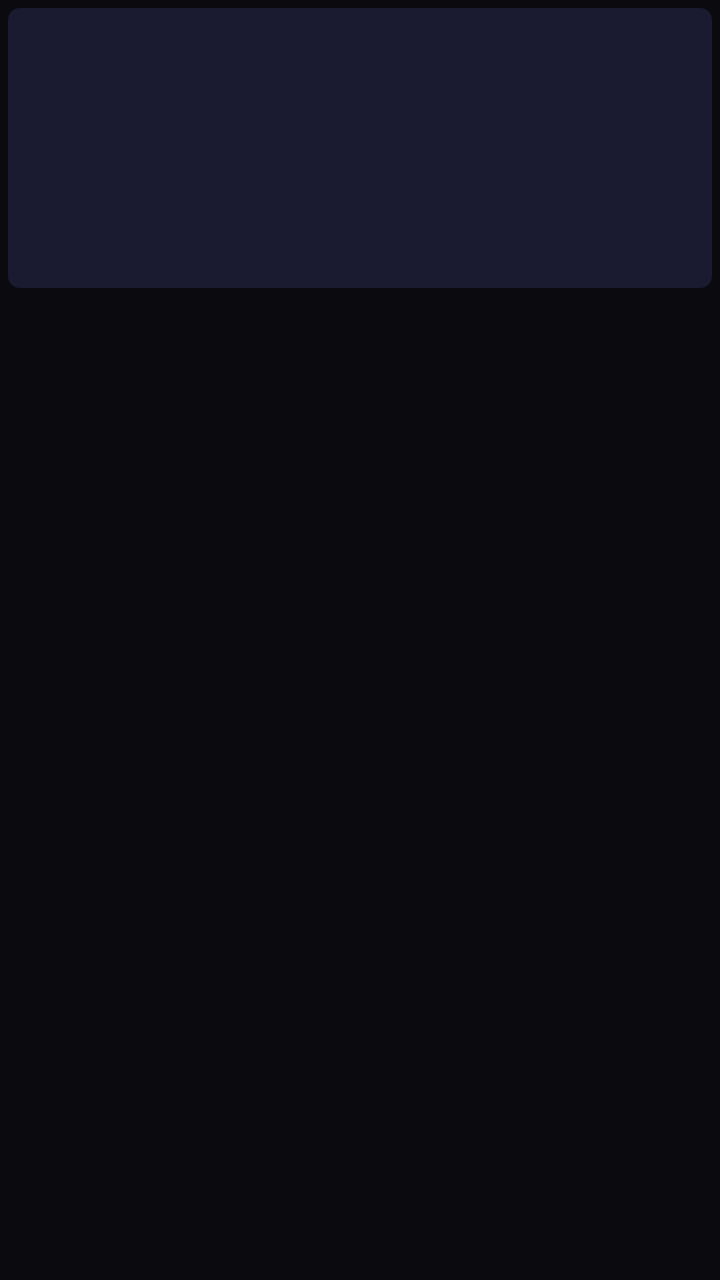
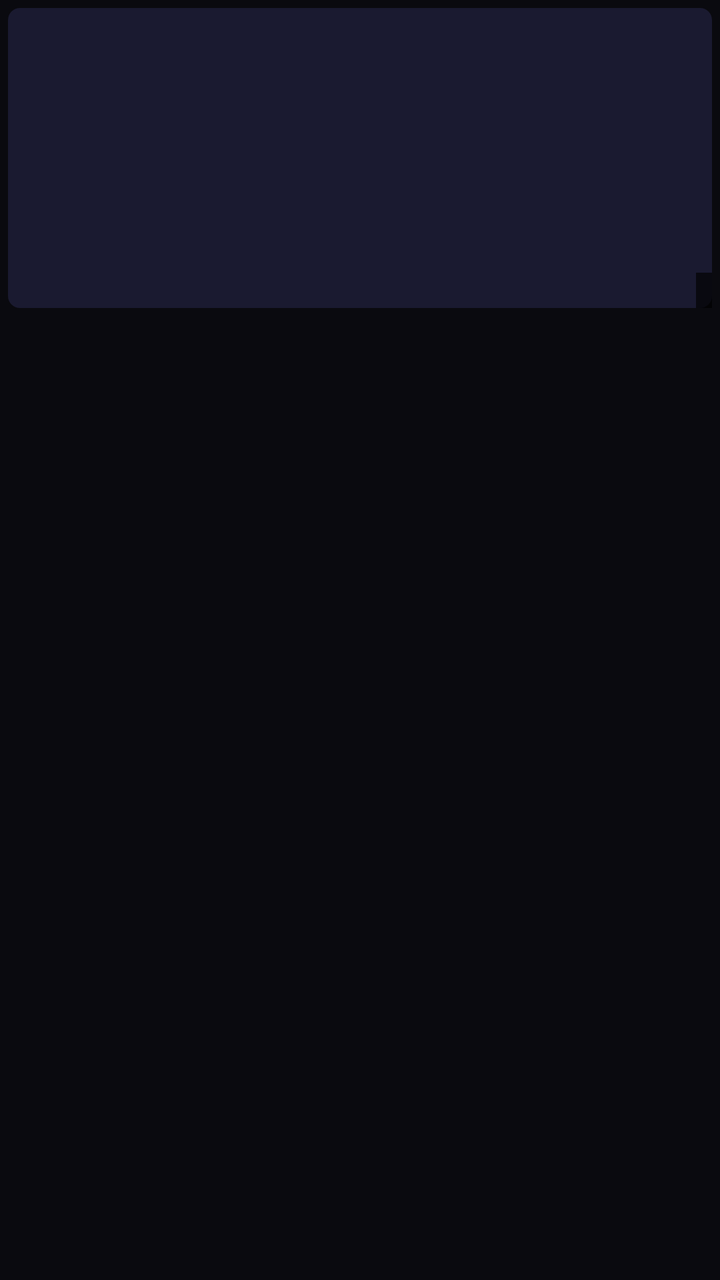

Before-and-after screenshots of an Android layout around one commit, followed by the original layout XML and the change that was made.
<!-- AndroidManifest.xml: application theme Theme.StreamVault -->
<!-- res/layout/item_grid.xml -->
<?xml version="1.0" encoding="utf-8"?>
<LinearLayout xmlns:android="http://schemas.android.com/apk/res/android"
    android:layout_width="match_parent" android:layout_height="wrap_content"
    android:orientation="vertical" android:padding="4dp">

    <ImageView android:id="@+id/imgCover"
        android:layout_width="match_parent" android:layout_height="140dp"
        android:scaleType="centerCrop" android:background="@drawable/cover_bg"/>

    <TextView android:id="@+id/tvName"
        android:layout_width="match_parent" android:layout_height="wrap_content"
        android:textColor="@color/text_primary" android:textSize="11sp"
        android:maxLines="2" android:ellipsize="end"
        android:paddingTop="4dp" android:paddingStart="2dp" android:paddingEnd="2dp"/>
</LinearLayout>
<!-- resources referenced by this layout -->
<resources>
  <color name="text_primary">#FFFFFF</color>
  <!-- drawable cover_bg (drawable) -->
  <?xml version="1.0" encoding="utf-8"?>
  <shape xmlns:android="http://schemas.android.com/apk/res/android" android:shape="rectangle">
      <solid android:color="#1A1A30"/>
      <corners android:radius="6dp"/>
  </shape>
  <style name="Theme.StreamVault" parent="Theme.MaterialComponents.DayNight.NoActionBar">
          <item name="colorPrimary">@color/accent_blue</item>
          <item name="colorPrimaryDark">@color/bg_dark</item>
          <item name="colorAccent">@color/accent_cyan</item>
          <item name="android:windowBackground">@color/bg_dark</item>
          <item name="android:statusBarColor">@color/bg_dark</item>
          <item name="android:navigationBarColor">@color/bg_dark</item>
      </style>
  <color name="accent_blue">#0066FF</color>
  <color name="bg_dark">#0A0A0F</color>
  <color name="accent_cyan">#00C8FF</color>
</resources>

<!-- the commit's change to res/layout/item_grid.xml (unified diff, before → after) -->
@@ -3,13 +3,21 @@
     android:layout_width="match_parent" android:layout_height="wrap_content"
     android:orientation="vertical" android:padding="4dp">
 
-    <ImageView android:id="@+id/imgCover"
-        android:layout_width="match_parent" android:layout_height="140dp"
-        android:scaleType="centerCrop" android:background="@drawable/cover_bg"/>
+    <FrameLayout android:layout_width="match_parent" android:layout_height="150dp">
+        <ImageView android:id="@+id/imgCover"
+            android:layout_width="match_parent" android:layout_height="match_parent"
+            android:scaleType="centerCrop" android:background="@drawable/cover_bg"/>
+        <TextView android:id="@+id/tvRating"
+            android:layout_width="wrap_content" android:layout_height="wrap_content"
+            android:layout_gravity="bottom|end"
+            android:background="#AA000000"
+            android:textColor="#FFD700" android:textSize="10sp"
+            android:paddingStart="4dp" android:paddingEnd="4dp" android:paddingBottom="2dp" android:paddingTop="2dp"/>
+    </FrameLayout>
 
     <TextView android:id="@+id/tvName"
         android:layout_width="match_parent" android:layout_height="wrap_content"
-        android:textColor="@color/text_primary" android:textSize="11sp"
+        android:textColor="#FFFFFF" android:textSize="11sp"
         android:maxLines="2" android:ellipsize="end"
         android:paddingTop="4dp" android:paddingStart="2dp" android:paddingEnd="2dp"/>
 </LinearLayout>
<!-- resource entries referenced after the edit -->
@@ -1,6 +1,5 @@
 <!-- resources referenced by this layout -->
 <resources>
-  <color name="text_primary">#FFFFFF</color>
   <!-- drawable cover_bg (drawable) -->
   <?xml version="1.0" encoding="utf-8"?>
   <shape xmlns:android="http://schemas.android.com/apk/res/android" android:shape="rectangle">
